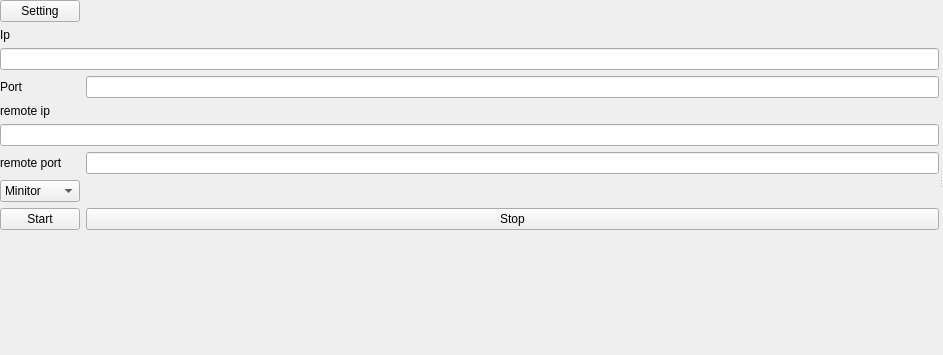
CGinMax/ProtocolTools, file ProtocolTools/ui/tabpage.ui: the form before one commit.
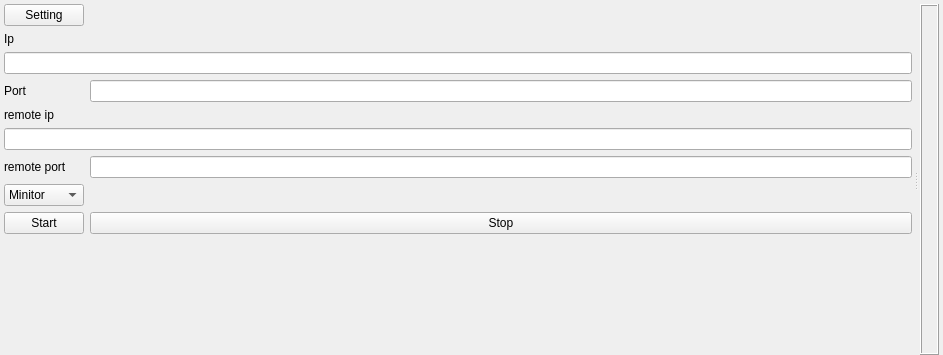
The form after the commit.

What changed in the file:
```diff
--- a/ProtocolTools/ui/tabpage.ui
+++ b/ProtocolTools/ui/tabpage.ui
@@ -15,13 +15,13 @@
   </property>
   <layout class="QVBoxLayout" name="verticalLayout">
    <property name="leftMargin">
-    <number>0</number>
+    <number>4</number>
    </property>
    <property name="topMargin">
-    <number>0</number>
+    <number>4</number>
    </property>
    <property name="rightMargin">
-    <number>0</number>
+    <number>4</number>
    </property>
    <property name="bottomMargin">
     <number>0</number>
@@ -31,6 +31,9 @@
      <property name="orientation">
       <enum>Qt::Horizontal</enum>
      </property>
+     <property name="handleWidth">
+      <number>8</number>
+     </property>
      <widget class="QWidget" name="layoutWidget">
       <layout class="QGridLayout" name="gridLayout">
        <item row="4" column="0">
@@ -123,7 +126,14 @@
        </item>
       </layout>
      </widget>
-     <widget class="QStackedWidget" name="stackedWidget"/>
+     <widget class="QStackedWidget" name="stackedWidget">
+      <property name="frameShape">
+       <enum>QFrame::Box</enum>
+      </property>
+      <property name="frameShadow">
+       <enum>QFrame::Raised</enum>
+      </property>
+     </widget>
     </widget>
    </item>
   </layout>
```
